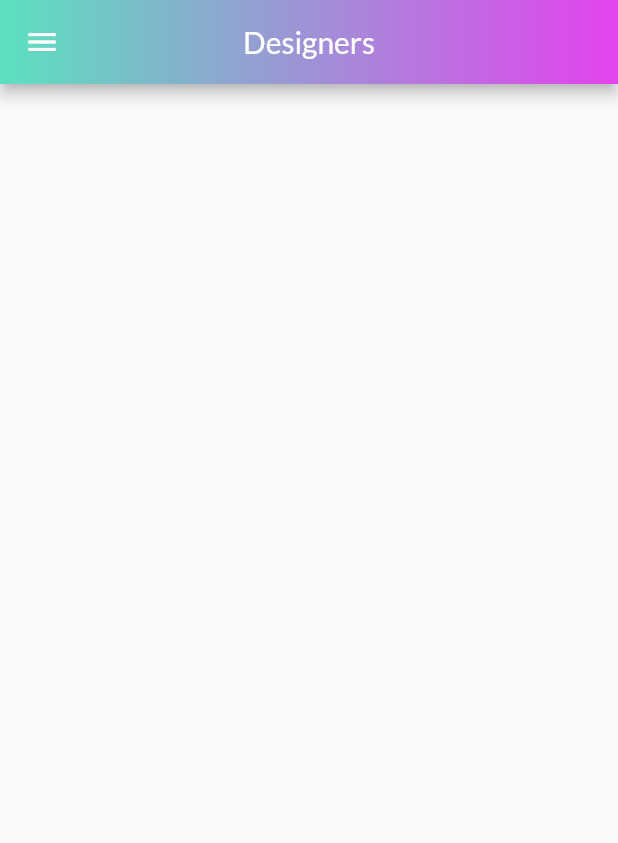
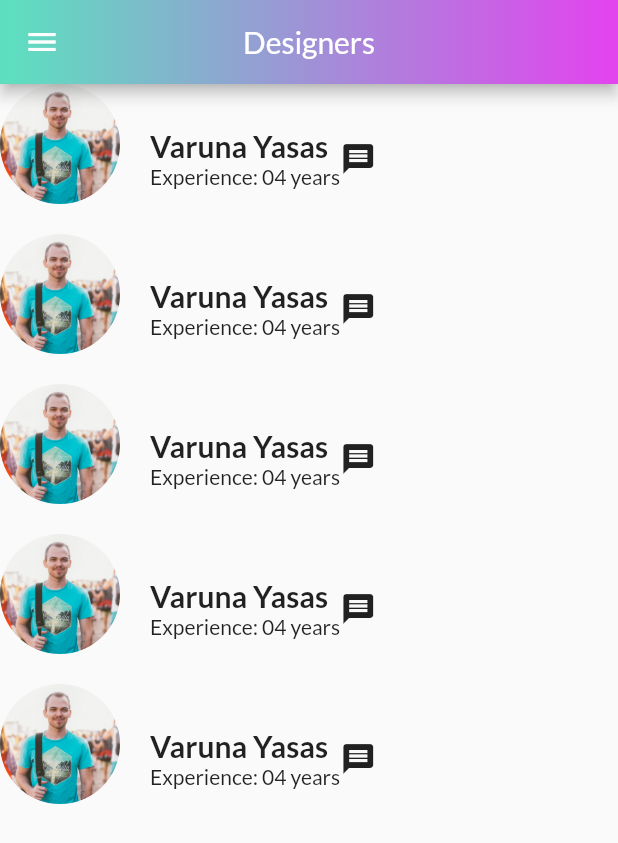
Before and after one commit to nestoredduardo/curso-flutter, a Flutter app: the screen it shows after launch, on a phone screen of 412 x 824 dp. Shown: the top 843 px of the screen. Run offline on Flutter 3.47's test engine with Material 2 defaults, Android fonts, the phone set to English and light mode, and no system bars; our stand-ins replace google_fonts.

Commit message:
Designer List Structure

```diff
--- a/lib/designer_item.dart
+++ b/lib/designer_item.dart
@@ -6,13 +6,19 @@ class DesignerItem extends StatelessWidget{
   String name = 'Varuna Yasas';
   String experience = '04';
 
-  DesignerItem(this.imagePath, this.name, this.experience);
+  DesignerItem(this.imagePath, this.name, this.experience, {Key? key}) : super(key: key);
 
   @override
 
   Widget build(BuildContext context) {
     // TODO: implement build
     final DesignerImage = Container(
+      margin: const EdgeInsets.only(
+        right: 20,
+        bottom: 20
+      ),
+      width: 80,
+      height: 80,
       decoration: BoxDecoration(
         shape: BoxShape.circle,
         image: DecorationImage(
@@ -22,6 +28,43 @@ class DesignerItem extends StatelessWidget{
       ),
     );
 
-    throw UnimplementedError();
+    final DesignerName = Container(
+      child: Text(
+        name,
+        style: const TextStyle(
+          fontWeight: FontWeight.bold,
+          fontSize: 20
+        ),
+      ),
+    );
+
+    final DesignerExperience = Container(
+      child: Text(
+        'Experience: '+ experience + ' years',
+      ),
+    );
+
+    final DesignerInfo = Column(
+      crossAxisAlignment: CrossAxisAlignment.start,
+      mainAxisAlignment: MainAxisAlignment.center,
+      children: [
+        DesignerName,
+        DesignerExperience
+      ],
+    );
+
+    final MessageIcon = Container(
+      child: const Icon(
+        Icons.message,
+      ),
+    );
+
+    return Row(
+      children: [
+        DesignerImage,
+        DesignerInfo,
+        MessageIcon
+      ],
+    );
   }
 }
--- /dev/null
+++ b/lib/designers_list.dart
@@ -0,0 +1,24 @@
+import 'package:flutter/material.dart';
+
+import 'designer_item.dart';
+
+class DesignersList extends StatelessWidget{
+  String imagePath = 'assets/img/people.jpg';
+  String name = 'Varuna Yasas';
+  String experience = '04';
+
+  @override
+
+  Widget build(BuildContext context) {
+    // TODO: implement build
+    return Column(
+      children: [
+        DesignerItem(imagePath, name, experience),
+        DesignerItem(imagePath, name, experience),
+        DesignerItem(imagePath, name, experience),
+        DesignerItem(imagePath, name, experience),
+        DesignerItem(imagePath, name, experience),
+      ],
+    );
+  }
+}
--- a/lib/main.dart
+++ b/lib/main.dart
@@ -1,9 +1,11 @@
 import 'package:flutter/material.dart';
 import 'package:flutter/services.dart';
 import 'package:google_fonts/google_fonts.dart';
-import 'package:tripy/designers_header.dart';
-import 'package:tripy/header_appbar.dart';
 
+import 'designers_header.dart';
+import 'designers_list.dart';
+
+import 'header_appbar.dart';
 import 'description_place.dart';
 import 'review_list.dart';
 
@@ -44,6 +46,7 @@ class MyApp extends StatelessWidget {
       ),
       home: Scaffold(
         appBar: DesignersHeader(),
+        body: DesignersList(),
         /*appBar: AppBar(
           title: const Text("Hello World Platzi"),
         ),
```
